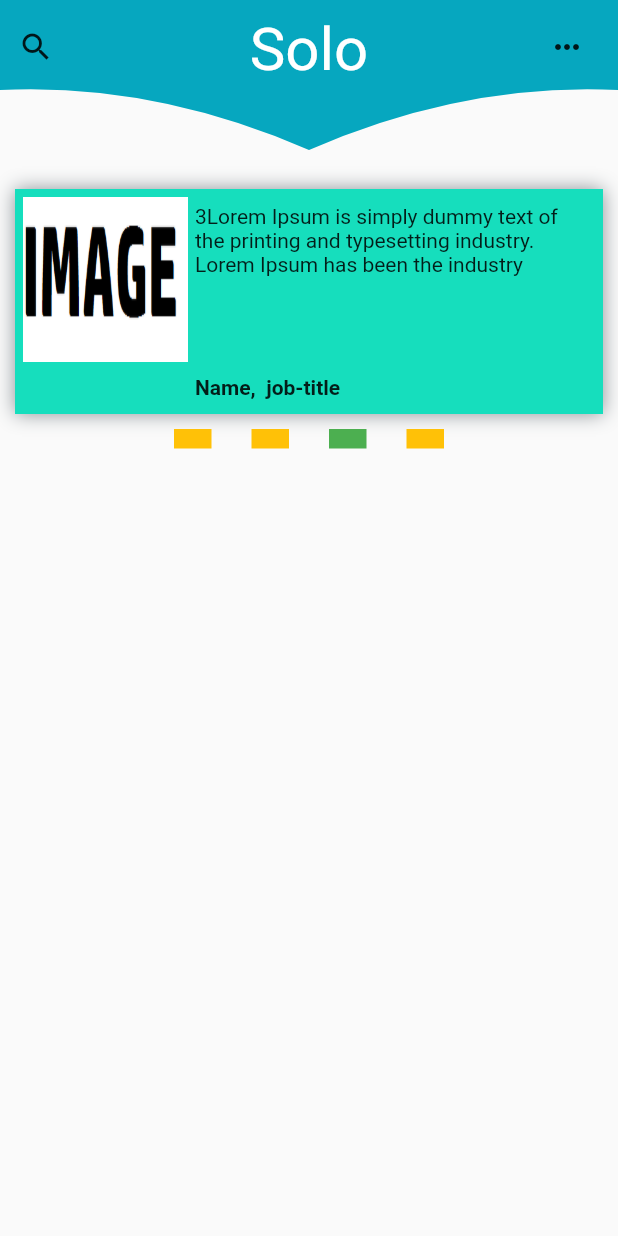
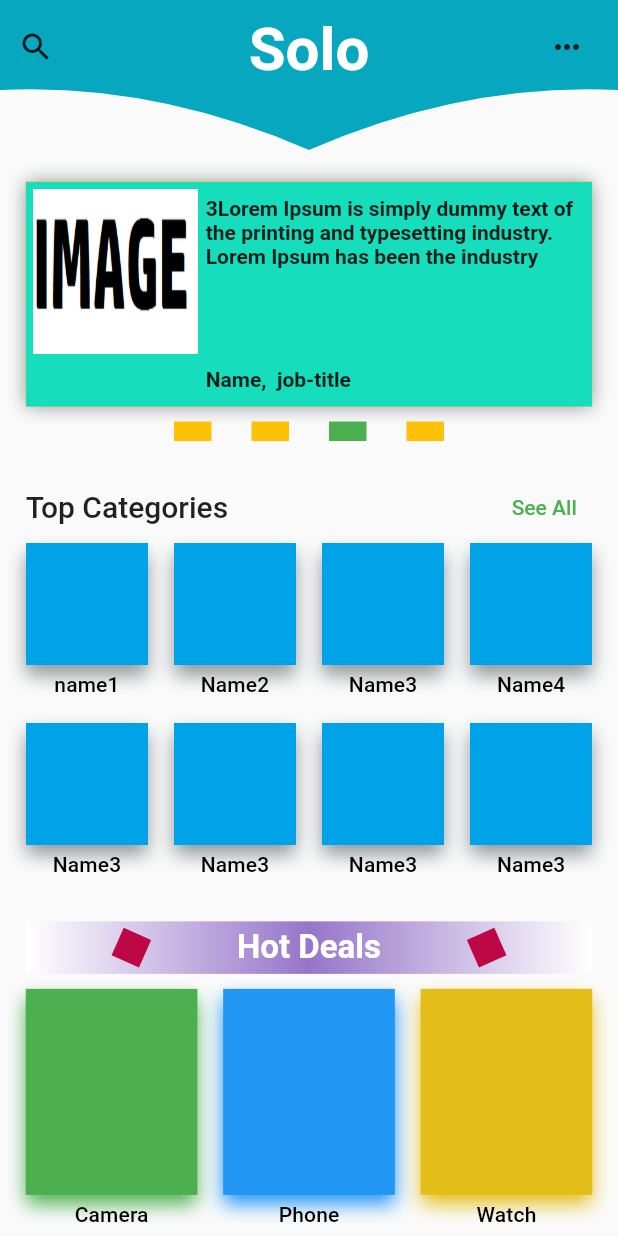
Before and after one commit to 0-illegal-0/solo, a Flutter app: the screen it shows after launch, on a phone screen of 412 x 824 dp. Run offline on Flutter 3.47's test engine with Material 2 defaults, Android fonts, the phone set to English and light mode, and no system bars; our stand-ins replace get; Roboto replaces fonts that are missing (Lobster).

Commit message:
update 14/3/22

```diff
--- /dev/null
+++ b/lib/constants/constants.dart
@@ -0,0 +1,8 @@
+import 'package:flutter/material.dart';
+
+class Style {
+  static const Color mainColor = Colors.blue;
+  static const Color activeColor = Colors.cyan;
+  static const Color bodyTextColor = Colors.cyan;
+  static const Color backGroundColor = Colors.cyan;
+}
--- /dev/null
+++ b/lib/controllers/rotate_head_controller.dart
@@ -0,0 +1,67 @@
+import 'dart:math';
+
+import 'package:flutter/material.dart';
+import 'package:get/get.dart';
+
+class RotateHeadController extends GetxController {
+  double val = 0;
+  LinearGradient grade = const LinearGradient(
+    begin: Alignment.centerRight,
+    end: Alignment.centerLeft,
+    colors: [
+      Color(0xFFffffff),
+      Color(0xFF9675c9),
+      Color(0xFFffffff),
+    ],
+  );
+
+  rotateBox() {
+    val = pi;
+    update();
+  }
+
+  resetRotateBox() {
+    val = 0;
+    update();
+  }
+
+  gradiant() {
+    grade = const LinearGradient(
+      begin: Alignment.centerRight,
+      end: Alignment.centerLeft,
+      colors: [
+        Color(0xFFffffff),
+        Color(0xFF9675c9),
+        Color(0xFFffffff),
+      ],
+    );
+    update();
+  }
+
+  resetGradiant() {
+    grade = const LinearGradient(
+      begin: Alignment.centerRight,
+      end: Alignment.centerLeft,
+      colors: [
+        Colors.white,
+        Color(0xFF19bf19),
+        Colors.white,
+      ],
+    );
+    update();
+  }
+
+  Future call() async {
+    await Future.delayed(const Duration(seconds: 2), () async {
+      if (val == 0) {
+        rotateBox();
+        gradiant();
+      } else {
+        resetRotateBox();
+        resetGradiant();
+      }
+    });
+    call();
+    update();
+  }
+}
--- a/lib/main.dart
+++ b/lib/main.dart
@@ -15,8 +15,10 @@ class MyApp extends StatelessWidget {
     return GetMaterialApp(
       title: 'Flutter Demo',
       theme: ThemeData(
-        primarySwatch: Colors.blue,
-      ),
+          primarySwatch: Colors.green,
+          textTheme: const TextTheme(
+            bodyText2: TextStyle(fontSize: 14.0, fontWeight: FontWeight.bold),
+          )),
       home: const HomePage(title: 'Flutter Demo Home Page'),
     );
   }
--- /dev/null
+++ b/lib/models/hot_deals_models.dart
@@ -0,0 +1,43 @@
+import 'package:flutter/material.dart';
+
+class HotDealsItemsModels {
+  final title;
+  final price;
+  final color;
+  final image;
+
+  HotDealsItemsModels({this.image, this.title, this.price, this.color});
+}
+
+List<HotDealsItemsModels> hotDealsItemsList = [
+  HotDealsItemsModels(
+      color: Colors.green,
+      price: "50",
+      title: "Camera",
+      image: "assets/top-category.png"),
+  HotDealsItemsModels(
+      color: Colors.blue,
+      price: "50",
+      title: "Phone",
+      image: "assets/top-category.png"),
+  HotDealsItemsModels(
+      color: const Color(0xFFe3be19),
+      price: "50",
+      title: "Watch",
+      image: "assets/top-category.png"),
+  HotDealsItemsModels(
+      color: const Color(0xFF4d248f),
+      price: "50",
+      title: "headphone",
+      image: "assets/top-category.png"),
+  HotDealsItemsModels(
+      color: const Color(0xFF11bed1),
+      price: "50",
+      title: "headphone",
+      image: "assets/top-category.png"),
+  HotDealsItemsModels(
+      color: const Color(0xFF11bed1),
+      price: "50",
+      title: "headphone",
+      image: "assets/top-category.png"),
+];
--- /dev/null
+++ b/lib/models/top_categories_models.dart
@@ -0,0 +1,15 @@
+class TopCategoriesModels {
+  final String? title, image;
+  const TopCategoriesModels({this.title, this.image});
+}
+
+List<TopCategoriesModels> topCategories = [
+  const TopCategoriesModels(title: "name1", image: "assets/top-category.png"),
+  const TopCategoriesModels(title: "Name2", image: "assets/top-category.png"),
+  const TopCategoriesModels(title: "Name3", image: "assets/top-category.png"),
+  const TopCategoriesModels(title: "Name4", image: "assets/top-category.png"),
+  const TopCategoriesModels(title: "Name3", image: "assets/top-category.png"),
+  const TopCategoriesModels(title: "Name3", image: "assets/top-category.png"),
+  const TopCategoriesModels(title: "Name3", image: "assets/top-category.png"),
+  const TopCategoriesModels(title: "Name3", image: "assets/top-category.png"),
+];
--- a/lib/view/screens/home/components/advertisement/advertisement.dart
+++ b/lib/view/screens/home/components/advertisement/advertisement.dart
@@ -21,7 +21,7 @@ class Advertisement extends StatelessWidget {
       crossAxisAlignment: CrossAxisAlignment.center,
       children: [
         Text(title,
-            style: const TextStyle(fontWeight: FontWeight.bold, fontSize: 22)),
+            style: const TextStyle(fontWeight: FontWeight.bold, fontSize: 0)),
         Container(
             decoration: const BoxDecoration(
               color: Colors.amber,
--- /dev/null
+++ b/lib/view/screens/home/components/hot_deals/hot_deal_items.dart
@@ -0,0 +1,38 @@
+import 'package:flutter/material.dart';
+import 'package:solo/models/hot_deals_models.dart';
+
+class HotDealsItems extends StatelessWidget {
+  const HotDealsItems({Key? key, this.gridWidth, this.index}) : super(key: key);
+  final gridWidth;
+  final index;
+
+  @override
+  Widget build(BuildContext context) {
+    return InkWell(
+      onTap: () {
+        print("Tap");
+      },
+      child: Column(children: [
+        Container(
+          decoration:
+              BoxDecoration(color: hotDealsItemsList[index].color, boxShadow: [
+            BoxShadow(
+                color: hotDealsItemsList[index].color,
+                blurRadius: 10,
+                spreadRadius: 0,
+                offset: const Offset(0, 7))
+          ]),
+          width: gridWidth,
+          height: gridWidth * 1.2,
+        ),
+        Padding(
+          padding: const EdgeInsets.only(top: 5.0),
+          child: Text(
+            hotDealsItemsList[index].title!,
+            style: Theme.of(context).textTheme.subtitle2,
+          ),
+        )
+      ]),
+    );
+  }
+}
--- /dev/null
+++ b/lib/view/screens/home/components/hot_deals/hot_deal_wrap.dart
@@ -0,0 +1,32 @@
+import 'package:flutter/material.dart';
+import 'package:solo/models/hot_deals_models.dart';
+import 'package:solo/view/screens/home/components/hot_deals/hot_deal_items.dart';
+
+class HotDealWrap extends StatelessWidget {
+  const HotDealWrap(
+      {Key? key, this.mainPadding, this.width, this.crossAxisCount})
+      : super(key: key);
+
+  final mainPadding;
+  final width;
+  final crossAxisCount;
+  double get gridWidth {
+    return (width - ((crossAxisCount + 1) * mainPadding)) / crossAxisCount;
+  }
+
+  @override
+  Widget build(BuildContext context) {
+    return Padding(
+      padding: const EdgeInsets.only(top: 10.0),
+      child: Wrap(
+          spacing: mainPadding,
+          runSpacing: mainPadding,
+          children: List.generate(
+              hotDealsItemsList.length,
+              (index) => HotDealsItems(
+                    gridWidth: gridWidth,
+                    index: index,
+                  ))),
+    );
+  }
+}
--- /dev/null
+++ b/lib/view/screens/home/components/hot_deals/hot_deals.dart
@@ -0,0 +1,23 @@
+import 'package:flutter/material.dart';
+import 'package:solo/view/screens/home/components/hot_deals/hot_deal_wrap.dart';
+import 'package:solo/view/screens/home/components/hot_deals/rotate_head.dart';
+import 'package:solo/view/screens/home/home_page.dart';
+
+class HotDeals extends StatelessWidget {
+  const HotDeals({Key? key, this.width, this.mainPadding}) : super(key: key);
+  final width;
+  final mainPadding;
+  @override
+  Widget build(BuildContext context) {
+    return Column(
+      children: [
+        const RotateHead(),
+        HotDealWrap(
+          crossAxisCount: 3,
+          width: width,
+          mainPadding: mainPadding,
+        )
+      ],
+    );
+  }
+}
--- /dev/null
+++ b/lib/view/screens/home/components/hot_deals/rotate_head.dart
@@ -0,0 +1,57 @@
+import 'package:flutter/material.dart';
+import 'package:get/get.dart';
+import 'package:solo/controllers/rotate_head_controller.dart';
+
+class RotateHead extends StatelessWidget {
+  const RotateHead({Key? key}) : super(key: key);
+
+  @override
+  Widget build(BuildContext context) {
+    RotateHeadController controller =
+        Get.put(RotateHeadController(), permanent: false);
+    //controller.slideUpdate();
+    controller.call();
+    return GetBuilder<RotateHeadController>(builder: (context) {
+      return AnimatedContainer(
+        duration: const Duration(seconds: 1),
+        height: 35,
+        decoration: BoxDecoration(
+          gradient: controller.grade,
+        ),
+        child: Row(
+          mainAxisAlignment: MainAxisAlignment.spaceEvenly,
+          children: [
+            AnimatedRotation(
+              turns: controller.val,
+              duration: const Duration(seconds: 4),
+              onEnd: () {
+                controller.val = 0;
+              },
+              child: Container(
+                width: 20,
+                height: 20,
+                color: const Color(0xFFbd0845),
+              ),
+            ),
+            const Text(
+              "Hot Deals",
+              style: TextStyle(color: Color(0xFFffffff), fontSize: 22),
+            ),
+            AnimatedRotation(
+              turns: -controller.val,
+              duration: const Duration(seconds: 4),
+              onEnd: () {
+                controller.val = 0;
+              },
+              child: Container(
+                width: 20,
+                height: 20,
+                color: const Color(0xFFbd0845),
+              ),
+            ),
+          ],
+        ),
+      );
+    });
+  }
+}
--- /dev/null
+++ b/lib/view/screens/home/components/top_categories/top_categories.dart
@@ -0,0 +1,79 @@
+import 'package:flutter/material.dart';
+import 'package:solo/constants/constants.dart';
+import 'package:solo/models/top_categories_models.dart';
+
+class TopCategories extends StatelessWidget {
+  const TopCategories(
+      {Key? key, this.width, this.crossAxisCount, this.title, this.mainPadding})
+      : super(key: key);
+  final width;
+  final crossAxisCount;
+  final title;
+  final mainPadding;
+  double get gridWidth {
+    return (width - ((crossAxisCount + 1) * mainPadding)) / crossAxisCount;
+  }
+
+  @override
+  Widget build(BuildContext context) {
+    return Column(
+      children: [
+        Row(
+          mainAxisAlignment: MainAxisAlignment.spaceBetween,
+          children: [
+            Text(title, style: Theme.of(context).textTheme.headline6),
+            TextButton(
+                onPressed: () {},
+                child: const Text(
+                  "See All",
+                ))
+          ],
+        ),
+        Wrap(
+            spacing: mainPadding,
+            runSpacing: mainPadding,
+            children: List.generate(
+                topCategories.length,
+                (index) => TopCategoriesItems(
+                      gridWidth: gridWidth,
+                      index: index,
+                    ))),
+      ],
+    );
+  }
+}
+
+class TopCategoriesItems extends StatelessWidget {
+  const TopCategoriesItems({Key? key, this.gridWidth, this.index})
+      : super(key: key);
+  final gridWidth;
+  final index;
+  @override
+  Widget build(BuildContext context) {
+    return InkWell(
+      onTap: () {
+        print("Tap");
+      },
+      child: Column(children: [
+        Container(
+            decoration: const BoxDecoration(boxShadow: [
+              BoxShadow(
+                  color: Color(0xFF8a9296),
+                  blurRadius: 10,
+                  spreadRadius: 0,
+                  offset: Offset(0, 7))
+            ]),
+            width: gridWidth,
+            height: gridWidth,
+            child: Image.asset(topCategories[index].image!)),
+        Padding(
+          padding: const EdgeInsets.only(top: 5.0),
+          child: Text(
+            topCategories[index].title!,
+            style: Theme.of(context).textTheme.subtitle2,
+          ),
+        )
+      ]),
+    );
+  }
+}
--- a/lib/view/screens/home/home_page.dart
+++ b/lib/view/screens/home/home_page.dart
@@ -1,5 +1,10 @@
+import 'dart:math';
+
 import 'package:flutter/material.dart';
+import 'package:solo/constants/constants.dart';
 import 'package:solo/view/screens/home/components/advertisement/advertisement.dart';
+import 'package:solo/view/screens/home/components/hot_deals/hot_deals.dart';
+import 'package:solo/view/screens/home/components/top_categories/top_categories.dart';
 import 'package:solo/view/widget/head/head.dart';
 import 'package:get/get.dart';
 
@@ -9,17 +14,44 @@ class HomePage extends StatelessWidget {
   @override
   Widget build(BuildContext context) {
     double width = MediaQuery.of(context).size.width;
+    // ForTest controller = Get.put(ForTest(), permanent: false);
+    double mainPadding = width / 24;
+    //controller.call();
     return Scaffold(
         body: SafeArea(
             bottom: false,
             child: SingleChildScrollView(
-              child: Column(
+              child: Stack(
                 children: [
                   Head(),
-                  Advertisement(
-                    width: width,
-                    title: "",
-                  )
+                  Padding(
+                    padding: EdgeInsets.only(
+                        right: mainPadding, left: mainPadding, top: 120),
+                    child: Column(
+                      children: [
+                        Advertisement(
+                          width: width,
+                          title: "",
+                        ),
+                        const SizedBox(
+                          height: 20,
+                        ),
+                        TopCategories(
+                          width: width,
+                          crossAxisCount: 4,
+                          title: "Top Categories",
+                          mainPadding: mainPadding,
+                        ),
+                        const SizedBox(
+                          height: 30,
+                        ),
+                        HotDeals(
+                          mainPadding: mainPadding,
+                          width: width,
+                        )
+                      ],
+                    ),
+                  ),
                 ],
               ),
             )));
--- a/lib/view/widget/head/components/curve_painter.dart
+++ b/lib/view/widget/head/components/curve_painter.dart
@@ -4,7 +4,7 @@ class CurvePainter extends CustomPainter {
   @override
   void paint(Canvas canvas, Size size) {
     var paint = Paint();
-    paint.color = Color(0xFF06a7bf); // 0xFF26a1d1   0xFFa88f32
+    paint.color = const Color(0xFF06a7bf); // 0xFF26a1d1   0xFFa88f32
     paint.style = PaintingStyle.fill; // Change this to fill
 
     var path = Path();
```
Also changed, not shown: assets/top-category.png (added).
